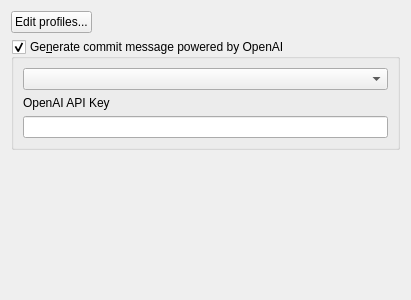
Above: src/SettingOptionsForm.ui from soramimi/Guitar before the change. Below: the same form after it.
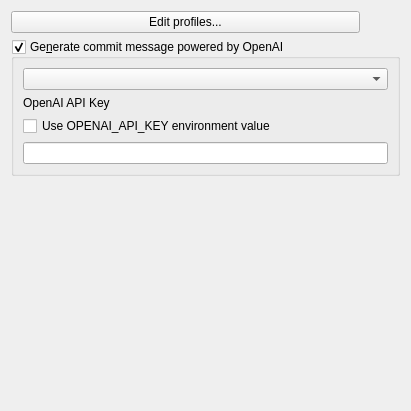
That is the form after the change.

Commit message: Implement option to use OPENAI_API_KEY environment variable

Patch:
```diff
--- a/src/SettingOptionsForm.ui
+++ b/src/SettingOptionsForm.ui
@@ -7,7 +7,7 @@
     <x>0</x>
     <y>0</y>
     <width>411</width>
-    <height>300</height>
+    <height>411</height>
    </rect>
   </property>
   <property name="windowTitle">
@@ -26,7 +26,7 @@
      <item>
       <spacer name="horizontalSpacer">
        <property name="orientation">
-        <enum>Qt::Orientation::Horizontal</enum>
+        <enum>Qt::Vertical</enum>
        </property>
        <property name="sizeHint" stdset="0">
         <size>
@@ -57,6 +57,13 @@
         </property>
        </widget>
       </item>
+      <item>
+       <widget class="QCheckBox" name="checkBox_use_OPENAI_API_KEY_env_value">
+        <property name="text">
+         <string>Use OPENAI_API_KEY environment value</string>
+        </property>
+       </widget>
+      </item>
       <item>
        <widget class="QLineEdit" name="lineEdit_openai_api_key"/>
       </item>
```
Left out of the diff: 3 changed lines with no effect on the pictures. The commit also changes 7 other files.
